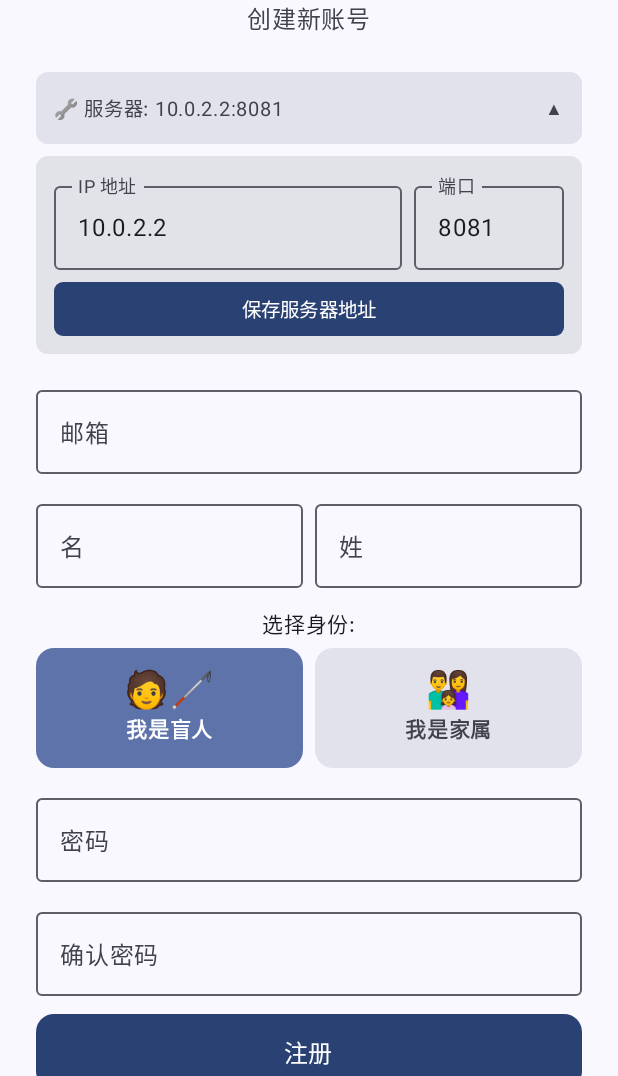
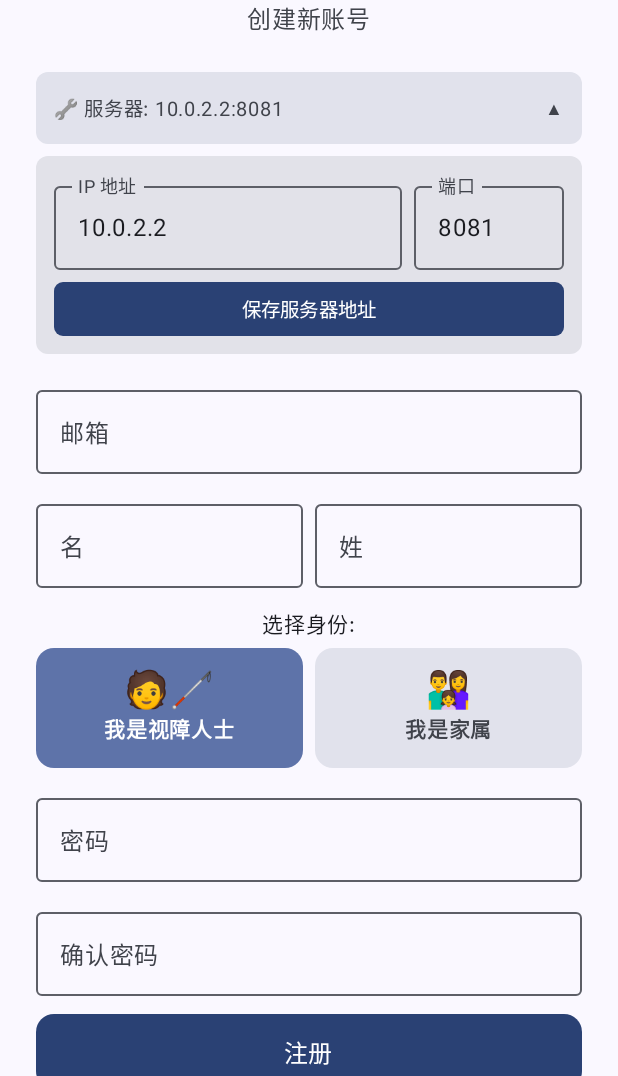
Before and after one commit to YOKASOU070810/Visus, an Android app built with Jetpack Compose: the screen it shows after launch (MainActivity), after a tap on "没有账号？注册", on a phone screen of 412 x 824 dp, the part 160-1236 px from its top. Run offline under Robolectric (Android 15) with nearby library versions, the light colour scheme and no system bars; 3 other taps on this screen came first.

Commit message:
fix: rename blind to visually impaired, enable 16KB page support, fix SOS notification permission

```diff
--- a/app/android/app/src/main/java/com/visus/app/ui/screens/FamilyDashboardScreen.kt
+++ b/app/android/app/src/main/java/com/visus/app/ui/screens/FamilyDashboardScreen.kt
@@ -157,7 +157,7 @@ fun FamilyDashboardScreen() {
                     Box(Modifier.fillMaxSize(), contentAlignment = Alignment.Center) {
                         Column(horizontalAlignment = Alignment.CenterHorizontally) {
                             Text("暂无家人", fontSize = 18.sp)
-                            Text("请让盲人亲属将您设为家人", fontSize = 14.sp, color = Color.Gray)
+                            Text("请让视障亲属将您设为家人", fontSize = 14.sp, color = Color.Gray)
                         }
                     }
                 } else {
@@ -243,7 +243,7 @@ fun FamilyDashboardScreen() {
                         Image(cameraFrame!!.asImageBitmap(), "camera", Modifier.fillMaxWidth().height(300.dp), contentScale = ContentScale.Fit)
                     } else {
                         Box(Modifier.fillMaxWidth().height(200.dp), contentAlignment = Alignment.Center) {
-                            Text("等待画面...\n请确认盲人亲属正在使用导航功能")
+                            Text("等待画面...\n请确认视障亲属正在使用导航功能")
                         }
                     }
                 }
--- a/app/android/app/src/main/java/com/visus/app/ui/screens/LoginScreen.kt
+++ b/app/android/app/src/main/java/com/visus/app/ui/screens/LoginScreen.kt
@@ -199,7 +199,7 @@ fun LoginScreen(onLoginSuccess: () -> Unit) {
                             horizontalAlignment = Alignment.CenterHorizontally,
                             verticalArrangement = Arrangement.Center) {
                             Text("🧑‍🦯", fontSize = 24.sp)
-                            Text("我是盲人", fontSize = 14.sp, fontWeight = FontWeight.Bold)
+                            Text("我是视障人士", fontSize = 14.sp, fontWeight = FontWeight.Bold)
                         }
                     }
                     Card(
--- a/app/android/app/src/main/java/com/visus/app/ui/screens/ProfileScreen.kt
+++ b/app/android/app/src/main/java/com/visus/app/ui/screens/ProfileScreen.kt
@@ -112,7 +112,7 @@ fun ProfileScreen(onLogout: () -> Unit) {
                         },
                         modifier = Modifier.fillMaxWidth()
                     ) {
-                        Text("切换身份模式 (当前: ${if (ut == "blind") "盲人" else "家属"})", modifier = Modifier.weight(1f),
+                        Text("切换身份模式 (当前: ${if (ut == "blind") "视障人士" else "家属"})", modifier = Modifier.weight(1f),
                             color = MaterialTheme.colorScheme.tertiary)
                     }
                     HorizontalDivider()
--- a/app/android/gradle.properties
+++ b/app/android/gradle.properties
@@ -3,3 +3,4 @@ android.useAndroidX=true
 kotlin.code.style=official
 android.nonTransitiveRClass=true
 android.suppressUnsupportedCompileSdk=35
+android.experimental.enable16kb=true
```
